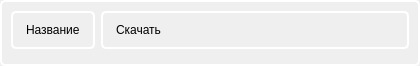
The window that calend_desktop/attachments_comp.ui (lim-bo/calendar) describes before a commit, drawn with Qt 5.
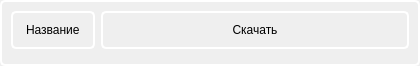
The same window after the commit.

Diff of the .ui file:
```diff
--- a/calend_desktop/attachments_comp.ui
+++ b/calend_desktop/attachments_comp.ui
@@ -28,7 +28,7 @@
     </widget>
    </item>
    <item row="0" column="1">
-    <widget class="QLabel" name="labelUrl">
+    <widget class="QPushButton" name="pushButton">
      <property name="text">
       <string>Скачать</string>
      </property>
```
